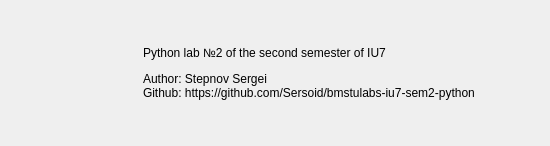
Qt form 2 - Root refinement methods/lab/ui/about.ui (Sersoid/bmstulabs-iu7-sem2-python) before a commit.
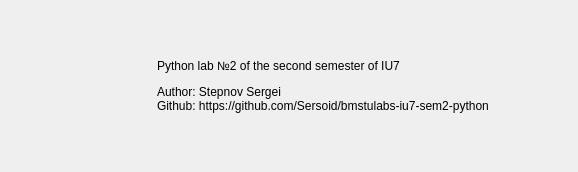
The same form after that commit. Icons and pictures are not drawn.

The edit to the form file:
```diff
--- a/2 - Root refinement methods/lab/ui/about.ui
+++ b/2 - Root refinement methods/lab/ui/about.ui
@@ -6,20 +6,20 @@
    <rect>
     <x>0</x>
     <y>0</y>
-    <width>550</width>
-    <height>146</height>
+    <width>578</width>
+    <height>172</height>
    </rect>
   </property>
   <property name="minimumSize">
    <size>
-    <width>550</width>
-    <height>146</height>
+    <width>578</width>
+    <height>172</height>
    </size>
   </property>
   <property name="maximumSize">
    <size>
-    <width>550</width>
-    <height>146</height>
+    <width>578</width>
+    <height>172</height>
    </size>
   </property>
   <property name="windowTitle">
@@ -31,7 +31,7 @@
   </property>
   <widget class="QWidget" name="mainWidget">
    <layout class="QGridLayout" name="gridLayout">
-    <item row="0" column="0">
+    <item row="1" column="1">
      <widget class="QLabel" name="labelLogo">
       <property name="minimumSize">
        <size>
@@ -53,8 +53,20 @@
       </property>
      </widget>
     </item>
-    <item row="0" column="1">
+    <item row="1" column="2">
      <widget class="QLabel" name="labelAbout">
+      <property name="minimumSize">
+       <size>
+        <width>400</width>
+        <height>128</height>
+       </size>
+      </property>
+      <property name="maximumSize">
+       <size>
+        <width>400</width>
+        <height>128</height>
+       </size>
+      </property>
       <property name="text">
        <string>&lt;html&gt;
     &lt;head&gt;
@@ -75,6 +87,70 @@
       </property>
      </widget>
     </item>
+    <item row="1" column="0">
+     <spacer name="horizontalSpacer">
+      <property name="orientation">
+       <enum>Qt::Horizontal</enum>
+      </property>
+      <property name="sizeType">
+       <enum>QSizePolicy::Fixed</enum>
+      </property>
+      <property name="sizeHint" stdset="0">
+       <size>
+        <width>10</width>
+        <height>0</height>
+       </size>
+      </property>
+     </spacer>
+    </item>
+    <item row="2" column="1" colspan="2">
+     <spacer name="verticalSpacer">
+      <property name="orientation">
+       <enum>Qt::Vertical</enum>
+      </property>
+      <property name="sizeType">
+       <enum>QSizePolicy::Fixed</enum>
+      </property>
+      <property name="sizeHint" stdset="0">
+       <size>
+        <width>0</width>
+        <height>10</height>
+       </size>
+      </property>
+     </spacer>
+    </item>
+    <item row="0" column="1" colspan="2">
+     <spacer name="verticalSpacer_2">
+      <property name="orientation">
+       <enum>Qt::Vertical</enum>
+      </property>
+      <property name="sizeType">
+       <enum>QSizePolicy::Fixed</enum>
+      </property>
+      <property name="sizeHint" stdset="0">
+       <size>
+        <width>0</width>
+        <height>10</height>
+       </size>
+      </property>
+     </spacer>
+    </item>
+    <item row="1" column="3">
+     <spacer name="horizontalSpacer_2">
+      <property name="orientation">
+       <enum>Qt::Horizontal</enum>
+      </property>
+      <property name="sizeType">
+       <enum>QSizePolicy::Fixed</enum>
+      </property>
+      <property name="sizeHint" stdset="0">
+       <size>
+        <width>10</width>
+        <height>0</height>
+       </size>
+      </property>
+     </spacer>
+    </item>
    </layout>
   </widget>
  </widget>
```
Left out of the diff: 1 changed line with no effect on the pictures.
